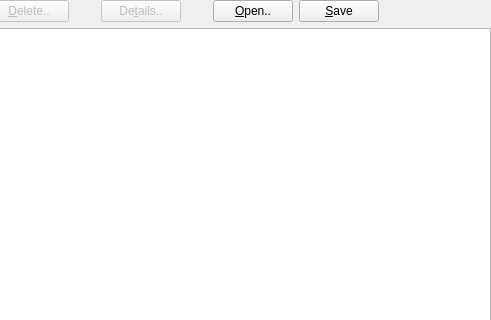
Old version of the form forms/project.ui in the repository skriticos/nelia1; both pictures show x 195 to 686 and y 0 to 320 of the 686 by 530 pixel window.
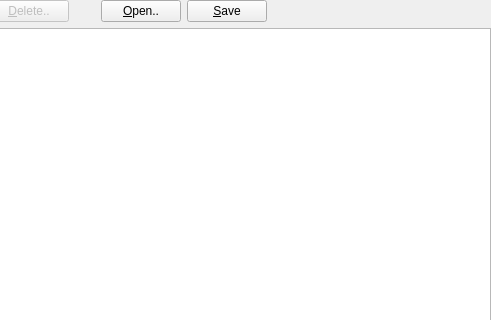
New version of the form.

Commit message: removed project details button and fixed typo

```diff
--- a/forms/project.ui
+++ b/forms/project.ui
@@ -30,7 +30,7 @@
      </property>
     </widget>
    </item>
-   <item row="0" column="11">
+   <item row="0" column="9">
     <spacer name="horizontalSpacer">
      <property name="orientation">
       <enum>Qt::Horizontal</enum>
@@ -59,7 +59,7 @@
      </property>
     </widget>
    </item>
-   <item row="0" column="9">
+   <item row="0" column="7">
     <widget class="QPushButton" name="push_project_save">
      <property name="enabled">
       <bool>true</bool>
@@ -107,39 +107,13 @@
      </property>
     </widget>
    </item>
-   <item row="0" column="8">
+   <item row="0" column="6">
     <widget class="QPushButton" name="push_project_open">
      <property name="text">
       <string>&amp;Open..</string>
      </property>
     </widget>
    </item>
-   <item row="0" column="7">
-    <spacer name="horizontalSpacer_2">
-     <property name="orientation">
-      <enum>Qt::Horizontal</enum>
-     </property>
-     <property name="sizeType">
-      <enum>QSizePolicy::Fixed</enum>
-     </property>
-     <property name="sizeHint" stdset="0">
-      <size>
-       <width>20</width>
-       <height>20</height>
-      </size>
-     </property>
-    </spacer>
-   </item>
-   <item row="0" column="6">
-    <widget class="QPushButton" name="push_project_details">
-     <property name="enabled">
-      <bool>false</bool>
-     </property>
-     <property name="text">
-      <string>De&amp;tails..</string>
-     </property>
-    </widget>
-   </item>
    <item row="0" column="5">
     <spacer name="horizontalSpacer_3">
      <property name="orientation">
```
Left out of the diff: 2 changed lines with no effect on the pictures. The commit also changes 2 other files.
